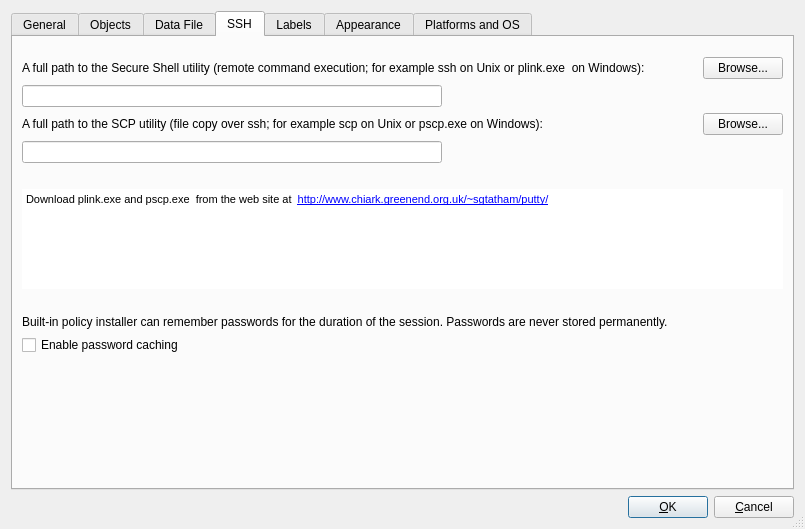
Old version of the form src/gui/prefsdialog_q.ui in the repository fwbuilder/fwbuilder.
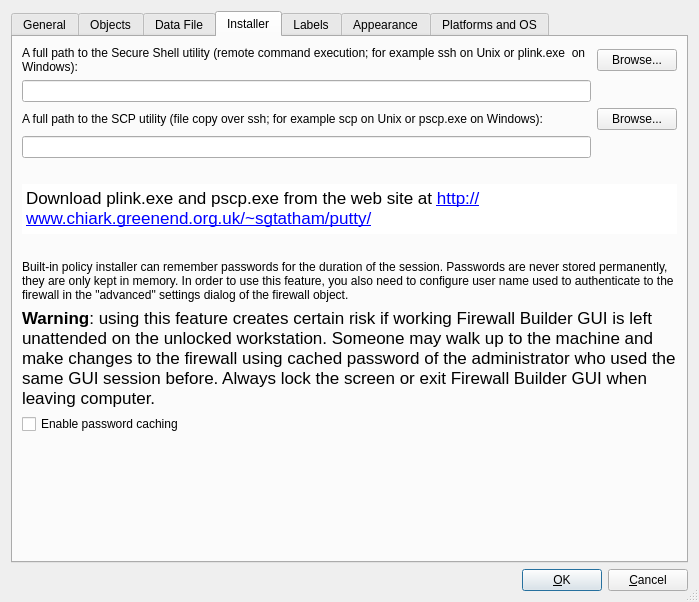
New version of the form. The open tabs and pages were chosen to show the change. Icons and pictures are not drawn.

Commit message: fixes #1043  added explanation of the risk associated with password caching to the Preferences dialog and Release Notes; checkbox "remember passwords" will be disabled if user name is not configured

Patch:
```diff
--- a/src/gui/prefsdialog_q.ui
+++ b/src/gui/prefsdialog_q.ui
@@ -8,8 +8,8 @@
    <rect>
     <x>0</x>
     <y>0</y>
-    <width>805</width>
-    <height>529</height>
+    <width>699</width>
+    <height>602</height>
    </rect>
   </property>
   <property name="windowTitle" >
@@ -18,56 +18,7 @@
   <property name="sizeGripEnabled" >
    <bool>true</bool>
   </property>
-  <layout class="QGridLayout" >
-   <item row="1" column="0" >
-    <layout class="QHBoxLayout" >
-     <item>
-      <spacer>
-       <property name="orientation" >
-        <enum>Qt::Horizontal</enum>
-       </property>
-       <property name="sizeType" >
-        <enum>QSizePolicy::Expanding</enum>
-       </property>
-       <property name="sizeHint" stdset="0" >
-        <size>
-         <width>20</width>
-         <height>20</height>
-        </size>
-       </property>
-      </spacer>
-     </item>
-     <item>
-      <widget class="QPushButton" name="buttonOk" >
-       <property name="text" >
-        <string>&amp;OK</string>
-       </property>
-       <property name="shortcut" >
-        <string/>
-       </property>
-       <property name="autoDefault" >
-        <bool>true</bool>
-       </property>
-       <property name="default" >
-        <bool>true</bool>
-       </property>
-      </widget>
-     </item>
-     <item>
-      <widget class="QPushButton" name="buttonCancel" >
-       <property name="text" >
-        <string>&amp;Cancel</string>
-       </property>
-       <property name="shortcut" >
-        <string/>
-       </property>
-       <property name="autoDefault" >
-        <bool>true</bool>
-       </property>
-      </widget>
-     </item>
-    </layout>
-   </item>
+  <layout class="QGridLayout" name="gridLayout" >
    <item row="0" column="0" >
     <widget class="QTabWidget" name="tabWidget" >
      <property name="currentIndex" >
@@ -565,13 +516,10 @@
      </widget>
      <widget class="QWidget" name="tabSSH" >
       <attribute name="title" >
-       <string>SSH</string>
+       <string>Installer</string>
       </attribute>
-      <layout class="QGridLayout" name="gridLayout" >
-       <property name="topMargin" >
-        <number>20</number>
-       </property>
-       <item row="0" column="0" colspan="3" >
+      <layout class="QGridLayout" name="gridLayout_14" >
+       <item row="0" column="0" colspan="2" >
         <widget class="QLabel" name="textLabel1_5_2" >
          <property name="text" >
           <string>A full path to the Secure Shell utility (remote command execution; for example ssh on Unix or plink.exe  on Windows):</string>
@@ -584,7 +532,7 @@
          </property>
         </widget>
        </item>
-       <item row="0" column="3" >
+       <item row="0" column="2" >
         <widget class="QPushButton" name="browseForSSH" >
          <property name="sizePolicy" >
           <sizepolicy vsizetype="Fixed" hsizetype="Fixed" >
@@ -600,7 +548,7 @@
        <item row="1" column="0" colspan="2" >
         <widget class="QLineEdit" name="sshPath" />
        </item>
-       <item row="2" column="0" colspan="3" >
+       <item row="2" column="0" colspan="2" >
         <widget class="QLabel" name="textLabel1_5_3" >
          <property name="text" >
           <string>A full path to the SCP utility (file copy over ssh; for example scp on Unix or pscp.exe on Windows):</string>
@@ -613,7 +561,7 @@
          </property>
         </widget>
        </item>
-       <item row="2" column="3" >
+       <item row="2" column="2" >
         <widget class="QPushButton" name="browseForSCP" >
          <property name="sizePolicy" >
           <sizepolicy vsizetype="Fixed" hsizetype="Fixed" >
@@ -645,7 +593,7 @@
          </property>
         </spacer>
        </item>
-       <item row="5" column="0" colspan="4" >
+       <item row="5" column="0" colspan="3" >
         <widget class="QTextBrowser" name="plink_hint" >
          <property name="sizePolicy" >
           <sizepolicy vsizetype="Fixed" hsizetype="Expanding" >
@@ -656,13 +604,13 @@
          <property name="minimumSize" >
           <size>
            <width>0</width>
-           <height>100</height>
+           <height>50</height>
           </size>
          </property>
          <property name="maximumSize" >
           <size>
            <width>16777215</width>
-           <height>100</height>
+           <height>50</height>
           </size>
          </property>
          <property name="autoFillBackground" >
@@ -679,15 +627,14 @@
 &lt;html>&lt;head>&lt;meta name="qrichtext" content="1" />&lt;style type="text/css">
 p, li { white-space: pre-wrap; }
 &lt;/style>&lt;/head>&lt;body style=" font-family:'Lucida Grande'; font-size:13pt; font-weight:400; font-style:normal;">
-&lt;p style=" margin-top:0px; margin-bottom:0px; margin-left:0px; margin-right:0px; -qt-block-indent:0; text-indent:0px;">&lt;span style=" font-family:'MS Shell Dlg 2'; font-size:8pt;">Download plink.exe and pscp.exe  from the web site at  &lt;/span>&lt;a href="http://www.chiark.greenend.org.uk/~sgtatham/putty/">&lt;span style=" font-family:'MS Shell Dlg 2'; font-size:8pt; text-decoration: underline; color:#0000ff;">http://www.chiark.greenend.org.uk/~sgtatham/putty/&lt;/span>&lt;/a>&lt;/p>
-&lt;p style="-qt-paragraph-type:empty; margin-top:0px; margin-bottom:0px; margin-left:0px; margin-right:0px; -qt-block-indent:0; text-indent:0px; font-family:'MS Shell Dlg 2'; font-size:8pt;">&lt;/p>&lt;/body>&lt;/html></string>
+&lt;p style=" margin-top:0px; margin-bottom:0px; margin-left:0px; margin-right:0px; -qt-block-indent:0; text-indent:0px;">Download plink.exe and pscp.exe from the web site at &lt;a href="http://www.chiark.greenend.org.uk/~sgtatham/putty/">&lt;span style=" text-decoration: underline; color:#0000ff;">http://www.chiark.greenend.org.uk/~sgtatham/putty/&lt;/span>&lt;/a>&lt;/p>&lt;/body>&lt;/html></string>
          </property>
          <property name="openExternalLinks" >
           <bool>true</bool>
          </property>
         </widget>
        </item>
-       <item row="6" column="2" >
+       <item row="6" column="1" >
         <spacer name="verticalSpacer_2" >
          <property name="orientation" >
           <enum>Qt::Vertical</enum>
@@ -703,17 +650,31 @@
          </property>
         </spacer>
        </item>
-       <item row="7" column="0" colspan="4" >
+       <item row="7" column="0" colspan="3" >
         <widget class="QLabel" name="label_8" >
          <property name="text" >
-          <string>Built-in policy installer can remember passwords for the duration of the session. Passwords are never stored permanently.</string>
+          <string>Built-in policy installer can remember passwords for the duration of the session. Passwords are never stored permanently, they are only kept in memory. In order to use this feature, you also need to configure user name used to authenticate to the firewall in the "advanced" settings dialog of the firewall object. </string>
          </property>
          <property name="wordWrap" >
           <bool>true</bool>
          </property>
         </widget>
        </item>
-       <item row="8" column="0" colspan="4" >
+       <item row="8" column="0" colspan="3" >
+        <widget class="QLabel" name="label_12" >
+         <property name="text" >
+          <string>&lt;!DOCTYPE HTML PUBLIC "-//W3C//DTD HTML 4.0//EN" "http://www.w3.org/TR/REC-html40/strict.dtd">
+&lt;html>&lt;head>&lt;meta name="qrichtext" content="1" />&lt;style type="text/css">
+p, li { white-space: pre-wrap; }
+&lt;/style>&lt;/head>&lt;body style=" font-family:'Lucida Grande'; font-size:13pt; font-weight:400; font-style:normal;">
+&lt;p style=" margin-top:0px; margin-bottom:0px; margin-left:0px; margin-right:0px; -qt-block-indent:0; text-indent:0px;">&lt;span style=" font-weight:600;">Warning&lt;/span>: using this feature creates certain risk if working Firewall Builder GUI is left unattended on the unlocked workstation. Someone may walk up to the machine and make changes to the firewall using cached password of the administrator who used the same GUI session before. Always lock the screen or exit Firewall Builder GUI when leaving computer.&lt;/p>&lt;/body>&lt;/html></string>
+         </property>
+         <property name="wordWrap" >
+          <bool>true</bool>
+         </property>
+        </widget>
+       </item>
+       <item row="9" column="0" colspan="3" >
         <widget class="QCheckBox" name="rememberSshPass" >
          <property name="toolTip" >
           <string>Enable password caching for the duration of the session (passwords
@@ -724,7 +685,7 @@
          </property>
         </widget>
        </item>
-       <item row="9" column="1" colspan="2" >
+       <item row="10" column="1" >
         <spacer>
          <property name="orientation" >
           <enum>Qt::Vertical</enum>
@@ -1217,6 +1178,55 @@
      </widget>
     </widget>
    </item>
+   <item row="1" column="0" >
+    <layout class="QHBoxLayout" >
+     <item>
+      <spacer>
+       <property name="orientation" >
+        <enum>Qt::Horizontal</enum>
+       </property>
+       <property name="sizeType" >
+        <enum>QSizePolicy::Expanding</enum>
+       </property>
+       <property name="sizeHint" stdset="0" >
+        <size>
+         <width>20</width>
+         <height>20</height>
+        </size>
+       </property>
+      </spacer>
+     </item>
+     <item>
+      <widget class="QPushButton" name="buttonOk" >
+       <property name="text" >
+        <string>&amp;OK</string>
+       </property>
+       <property name="shortcut" >
+        <string/>
+       </property>
+       <property name="autoDefault" >
+        <bool>true</bool>
+       </property>
+       <property name="default" >
+        <bool>true</bool>
+       </property>
+      </widget>
+     </item>
+     <item>
+      <widget class="QPushButton" name="buttonCancel" >
+       <property name="text" >
+        <string>&amp;Cancel</string>
+       </property>
+       <property name="shortcut" >
+        <string/>
+       </property>
+       <property name="autoDefault" >
+        <bool>true</bool>
+       </property>
+      </widget>
+     </item>
+    </layout>
+   </item>
   </layout>
  </widget>
  <tabstops>
```
Left out of the diff: 2 changed lines with no effect on the pictures. The commit also changes 7 other files.
